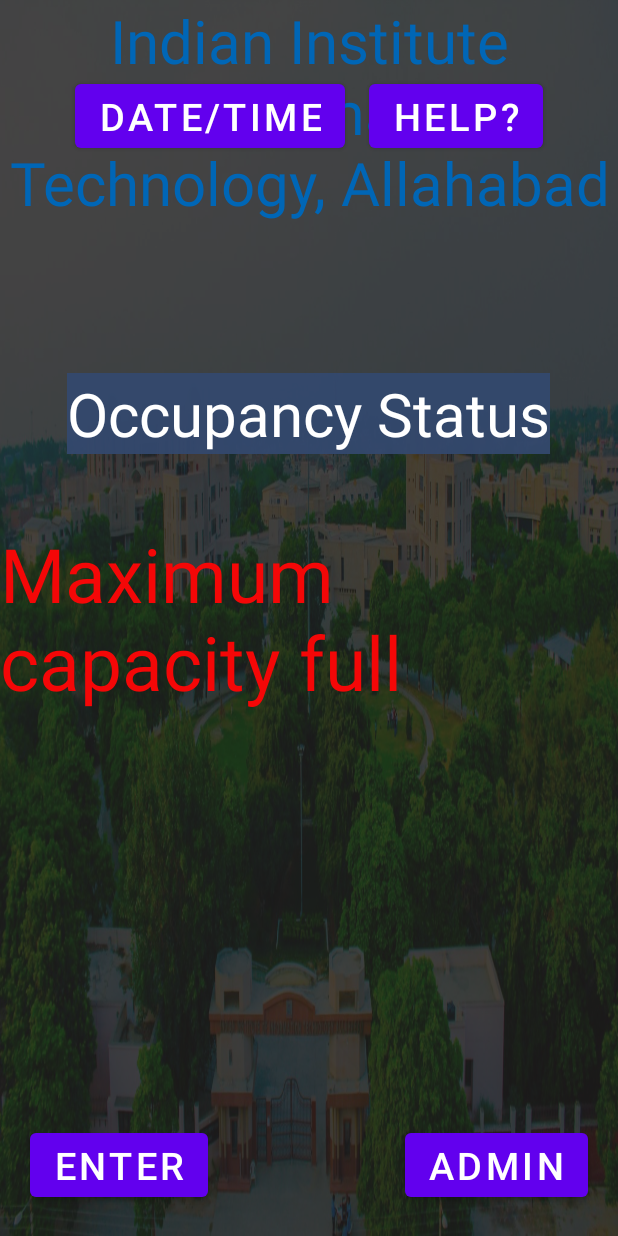
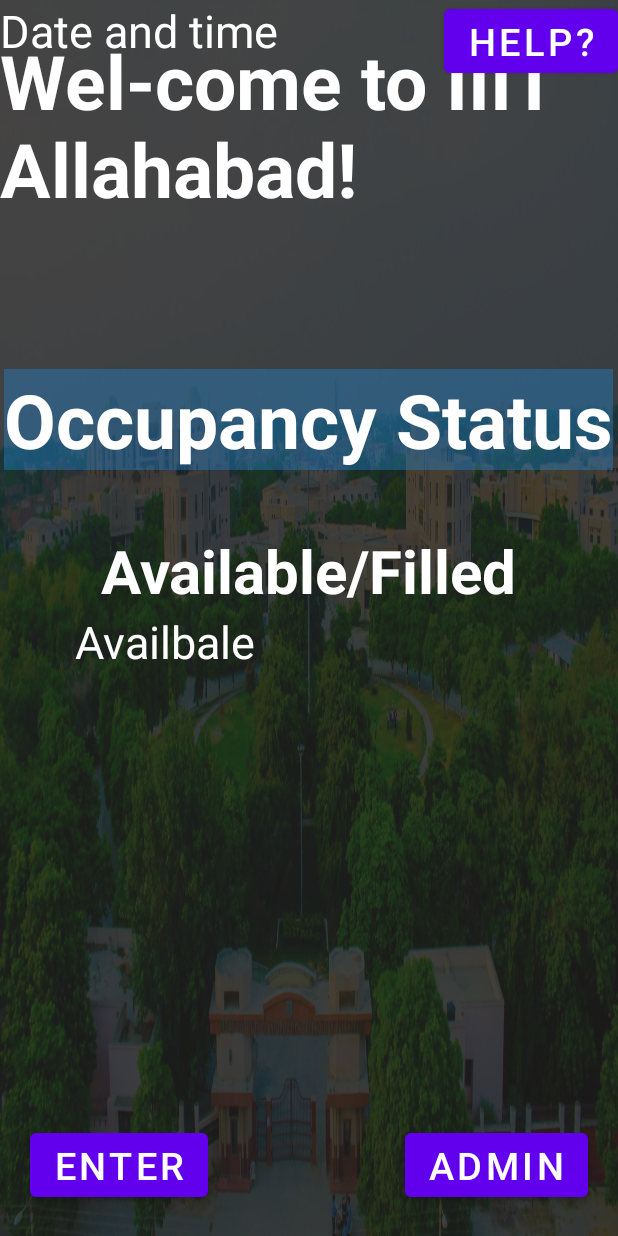
Before and after one commit to RahulM4/Occupancy_Monitoring_System, an Android app: the screen it shows after launch (Home), on a phone screen of 412 x 824 dp. Run offline under Robolectric (Android 15) with nearby library versions, the phone set to English and light mode, and no system bars; libraries missing offline, so code that uses them is left out: com.rahul.

Commit message:
last update

```diff
--- a/app/build.gradle
+++ b/app/build.gradle
@@ -35,7 +35,7 @@ android {
 }
 
 dependencies {
-
+    implementation 'com.google.android.gms:play-services-auth:20.1.0'
     implementation 'androidx.core:core-ktx:1.7.0'
     implementation 'androidx.appcompat:appcompat:1.3.0'
     implementation 'com.google.android.material:material:1.4.0'
--- a/app/src/main/res/layout/activity_home.xml
+++ b/app/src/main/res/layout/activity_home.xml
@@ -14,16 +14,16 @@
 
     </RelativeLayout>
 
-
     <TextView
-        android:id="@+id/title"
-        android:layout_width="match_parent"
+        android:id="@+id/title_name"
+        android:layout_width="wrap_content"
         android:layout_height="wrap_content"
-        android:gravity="center_horizontal"
+        android:layout_centerHorizontal="true"
+        android:layout_marginTop="20dp"
         android:text="@string/indian_institute_of_information_allahabad"
-        android:textColor="#0066B6"
-        android:textSize="40sp" />
-
+        android:textColor="@color/white"
+        android:textSize="50sp"
+        android:textStyle="bold" />
     <Button
         android:id="@+id/enter"
         android:layout_width="wrap_content"
@@ -48,40 +48,51 @@
         android:text="@string/admin"
         android:textSize="25sp" />
 
+    <TextView
+        android:id="@+id/date_time"
+        android:text="Date and time"
+        android:textSize="30sp"
+        android:textColor="@color/white"
+        android:layout_width="wrap_content"
+        android:layout_height="wrap_content"/>
     <Button
+        android:layout_alignParentRight="true"
         android:id="@+id/help"
         android:layout_width="wrap_content"
         android:layout_height="wrap_content"
-        android:layout_alignParentRight="true"
-        android:layout_margin="50sp"
         android:text="@string/help"
         android:textSize="25sp" />
-
-    <Button
-        android:id="@+id/Date_time"
+    <TextView
+        android:id="@+id/occupy_status"
         android:layout_width="wrap_content"
         android:layout_height="wrap_content"
-        android:layout_margin="50dp"
-        android:text="@string/date_time"
-        android:textSize="25sp" />
+        android:layout_centerHorizontal="true"
+        android:layout_below="@+id/title_name"
+        android:layout_marginTop="100dp"
+        android:textStyle="bold"
+        android:textSize="50sp"
+        android:background="#512196F3"
+        android:textColor="@color/white"
+        android:text="@string/occupancy_status"/>
     <TextView
-        android:id="@+id/Occupy"
+        android:id="@+id/available_filled"
+        android:text="Available/Filled"
+        android:layout_centerHorizontal="true"
+        android:layout_below="@id/occupy_status"
+        android:layout_marginTop="40sp"
+        android:textStyle="bold"
+        android:textSize="40sp"
+        android:textColor="@color/white"
+        android:layout_width="wrap_content"
+        android:layout_height="wrap_content" />
+
+    <TextView
+        android:id="@+id/available"
         android:layout_width="wrap_content"
         android:layout_height="wrap_content"
-        android:layout_centerInParent="true"
-        android:textSize="40sp"
-        android:layout_below="@+id/title"
-        android:layout_marginTop="100dp"
-        android:background="#F034496E"
+        android:layout_below="@+id/available_filled"
+        android:layout_marginLeft="50sp"
+        android:text="Availbale"
         android:textColor="@color/white"
-        android:text="@string/occupancy_status"/>
-
-    <TextView
-        android:layout_width="wrap_content"
-        android:layout_height="wrap_content"
-        android:layout_centerInParent="true"
-        android:text="Maximum capacity full "
-        android:textColor="#F40707"
-        android:textSize="50sp" />
-
+        android:textSize="30sp" />
 </RelativeLayout>
--- a/app/src/main/res/values/strings.xml
+++ b/app/src/main/res/values/strings.xml
@@ -1,6 +1,6 @@
 <resources>
     <string name="app_name">OMS</string>
-    <string name="indian_institute_of_information_allahabad">Indian Institute of Information Technology, Allahabad</string>
+    <string name="indian_institute_of_information_allahabad">Wel-come to IIIT Allahabad!</string>
     <string name="Enter">Enter</string>
     <string name="admin">Admin</string>
     <string name="help">Help?</string>
```
Also changed, not shown: build.gradle (line endings or trailing spaces).
